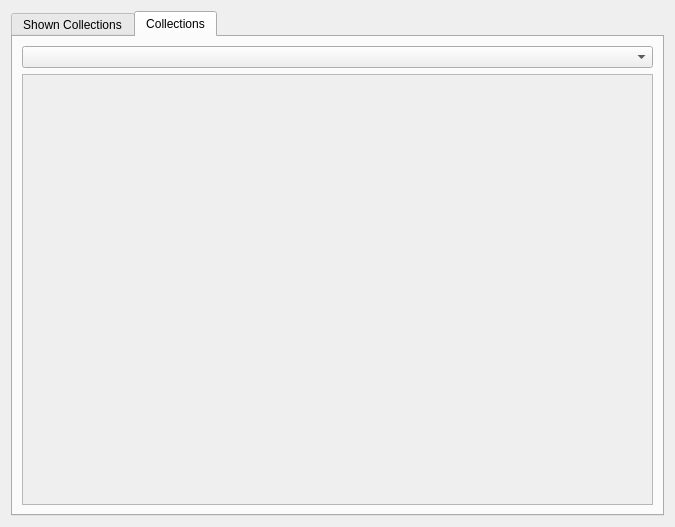
Before: the Qt Designer form assets/ui_files/collectionManager.ui in compix/MetadataManager, drawn with Qt 5.
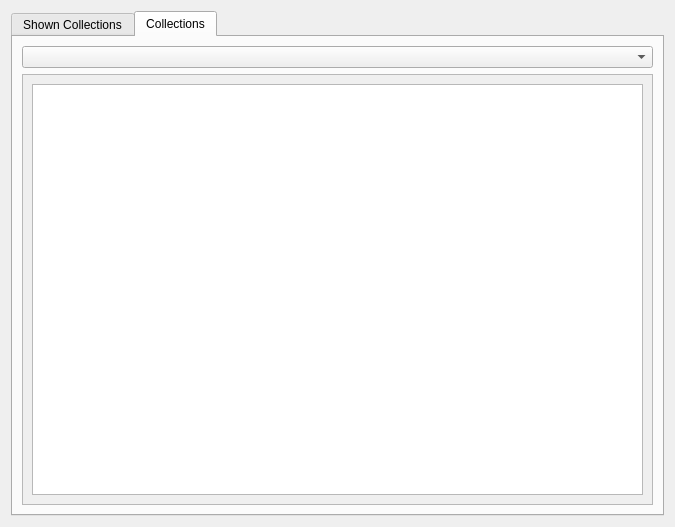
After: the same form once the commit is applied.

Commit message: Updated MetadataManagerCore lib, better collection header management and editing

```diff
--- a/assets/ui_files/collectionManager.ui
+++ b/assets/ui_files/collectionManager.ui
@@ -73,6 +73,9 @@
              </rect>
             </property>
             <layout class="QVBoxLayout" name="verticalLayout_7">
+             <item>
+              <widget class="QTableWidget" name="collectionPropertiesTableWidget"/>
+             </item>
              <item>
               <layout class="QVBoxLayout" name="collectionPropertiesVBox"/>
              </item>
```
The commit also changes 2 other files.
